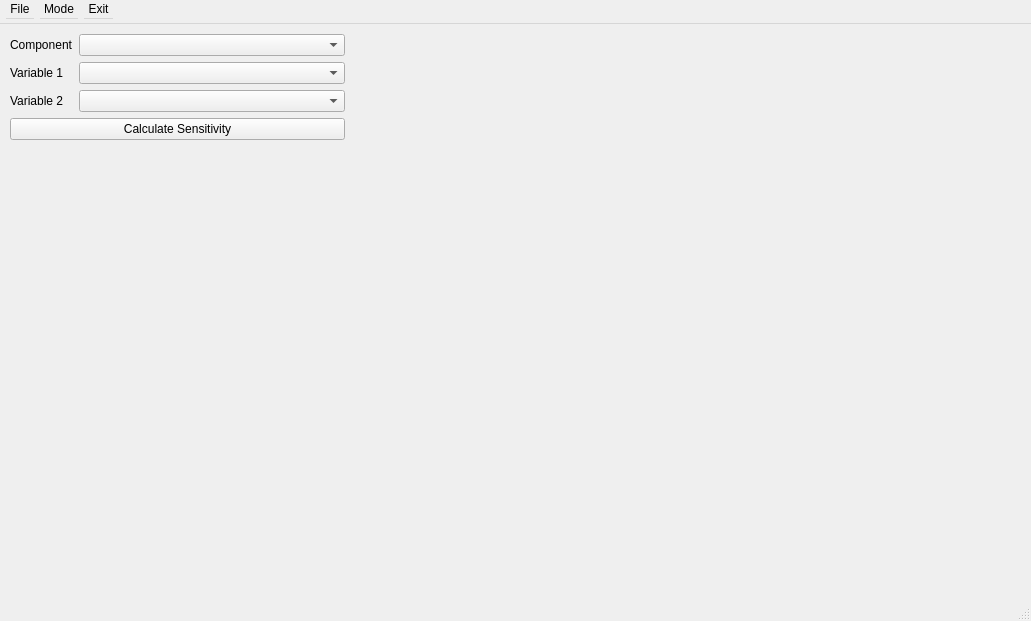
1alex2lee/masters_3d, file ui/sensitivity.ui: the form before one commit.
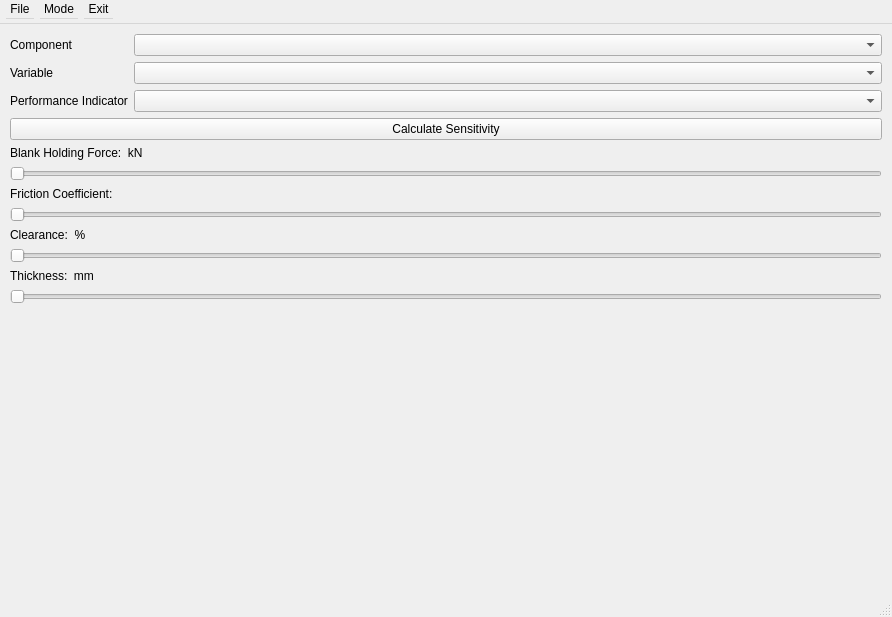
The form after the commit.

```diff
--- a/ui/sensitivity.ui
+++ b/ui/sensitivity.ui
@@ -6,8 +6,8 @@
    <rect>
     <x>0</x>
     <y>0</y>
-    <width>1031</width>
-    <height>621</height>
+    <width>892</width>
+    <height>617</height>
    </rect>
   </property>
   <property name="windowTitle">
@@ -27,14 +27,20 @@
     <property name="bottomMargin">
      <number>10</number>
     </property>
-    <item row="0" column="1" colspan="2">
-     <layout class="QGridLayout" name="grid"/>
-    </item>
     <item row="0" column="0">
      <layout class="QFormLayout" name="formLayout">
+      <property name="sizeConstraint">
+       <enum>QLayout::SetMinimumSize</enum>
+      </property>
       <property name="fieldGrowthPolicy">
        <enum>QFormLayout::AllNonFixedFieldsGrow</enum>
       </property>
+      <property name="labelAlignment">
+       <set>Qt::AlignLeading|Qt::AlignLeft|Qt::AlignVCenter</set>
+      </property>
+      <property name="formAlignment">
+       <set>Qt::AlignLeading|Qt::AlignLeft|Qt::AlignTop</set>
+      </property>
       <item row="0" column="0">
        <widget class="QLabel" name="label">
         <property name="text">
@@ -43,35 +49,179 @@
        </widget>
       </item>
       <item row="0" column="1">
-       <widget class="QComboBox" name="component_dropdown"/>
+       <widget class="QComboBox" name="component_dropdown">
+        <property name="maximumSize">
+         <size>
+          <width>16777215</width>
+          <height>16777215</height>
+         </size>
+        </property>
+       </widget>
       </item>
       <item row="1" column="0">
        <widget class="QLabel" name="label_2">
         <property name="text">
-         <string>Variable 1</string>
+         <string>Variable</string>
         </property>
        </widget>
       </item>
       <item row="1" column="1">
-       <widget class="QComboBox" name="var1_dropdown"/>
+       <widget class="QComboBox" name="var1_dropdown">
+        <property name="maximumSize">
+         <size>
+          <width>16777215</width>
+          <height>16777215</height>
+         </size>
+        </property>
+       </widget>
       </item>
       <item row="2" column="0">
        <widget class="QLabel" name="label_3">
         <property name="text">
-         <string>Variable 2</string>
+         <string>Performance Indicator</string>
         </property>
        </widget>
       </item>
       <item row="2" column="1">
-       <widget class="QComboBox" name="var2_dropdown"/>
+       <widget class="QComboBox" name="var2_dropdown">
+        <property name="maximumSize">
+         <size>
+          <width>16777215</width>
+          <height>16777215</height>
+         </size>
+        </property>
+       </widget>
+      </item>
+      <item row="5" column="0" colspan="2">
+       <widget class="QSlider" name="slider1">
+        <property name="maximumSize">
+         <size>
+          <width>16777215</width>
+          <height>16777215</height>
+         </size>
+        </property>
+        <property name="orientation">
+         <enum>Qt::Horizontal</enum>
+        </property>
+       </widget>
+      </item>
+      <item row="7" column="0" colspan="2">
+       <widget class="QSlider" name="slider2">
+        <property name="maximumSize">
+         <size>
+          <width>16777215</width>
+          <height>16777215</height>
+         </size>
+        </property>
+        <property name="orientation">
+         <enum>Qt::Horizontal</enum>
+        </property>
+       </widget>
+      </item>
+      <item row="9" column="0" colspan="2">
+       <widget class="QSlider" name="slider3">
+        <property name="maximumSize">
+         <size>
+          <width>16777215</width>
+          <height>16777215</height>
+         </size>
+        </property>
+        <property name="orientation">
+         <enum>Qt::Horizontal</enum>
+        </property>
+       </widget>
+      </item>
+      <item row="11" column="0" colspan="2">
+       <widget class="QSlider" name="slider4">
+        <property name="maximumSize">
+         <size>
+          <width>16777215</width>
+          <height>16777215</height>
+         </size>
+        </property>
+        <property name="orientation">
+         <enum>Qt::Horizontal</enum>
+        </property>
+       </widget>
       </item>
       <item row="3" column="0" colspan="2">
        <widget class="QPushButton" name="load_button">
+        <property name="minimumSize">
+         <size>
+          <width>0</width>
+          <height>0</height>
+         </size>
+        </property>
+        <property name="maximumSize">
+         <size>
+          <width>16777215</width>
+          <height>16777215</height>
+         </size>
+        </property>
         <property name="text">
          <string>Calculate Sensitivity</string>
         </property>
        </widget>
       </item>
+      <item row="4" column="0" colspan="2">
+       <widget class="QLabel" name="label1">
+        <property name="maximumSize">
+         <size>
+          <width>16777215</width>
+          <height>16777215</height>
+         </size>
+        </property>
+        <property name="text">
+         <string>Blank Holding Force:  kN</string>
+        </property>
+       </widget>
+      </item>
+      <item row="6" column="0" colspan="2">
+       <widget class="QLabel" name="label2">
+        <property name="maximumSize">
+         <size>
+          <width>16777215</width>
+          <height>16777215</height>
+         </size>
+        </property>
+        <property name="text">
+         <string>Friction Coefficient: </string>
+        </property>
+       </widget>
+      </item>
+      <item row="8" column="0" colspan="2">
+       <widget class="QLabel" name="label3">
+        <property name="maximumSize">
+         <size>
+          <width>16777215</width>
+          <height>16777215</height>
+         </size>
+        </property>
+        <property name="text">
+         <string>Clearance:  %</string>
+        </property>
+       </widget>
+      </item>
+      <item row="10" column="0" colspan="2">
+       <widget class="QLabel" name="label4">
+        <property name="maximumSize">
+         <size>
+          <width>16777215</width>
+          <height>16777215</height>
+         </size>
+        </property>
+        <property name="text">
+         <string>Thickness:  mm</string>
+        </property>
+       </widget>
+      </item>
+     </layout>
+    </item>
+    <item row="0" column="1">
+     <layout class="QGridLayout" name="grid">
+      <property name="sizeConstraint">
+       <enum>QLayout::SetDefaultConstraint</enum>
+      </property>
      </layout>
     </item>
    </layout>
```
